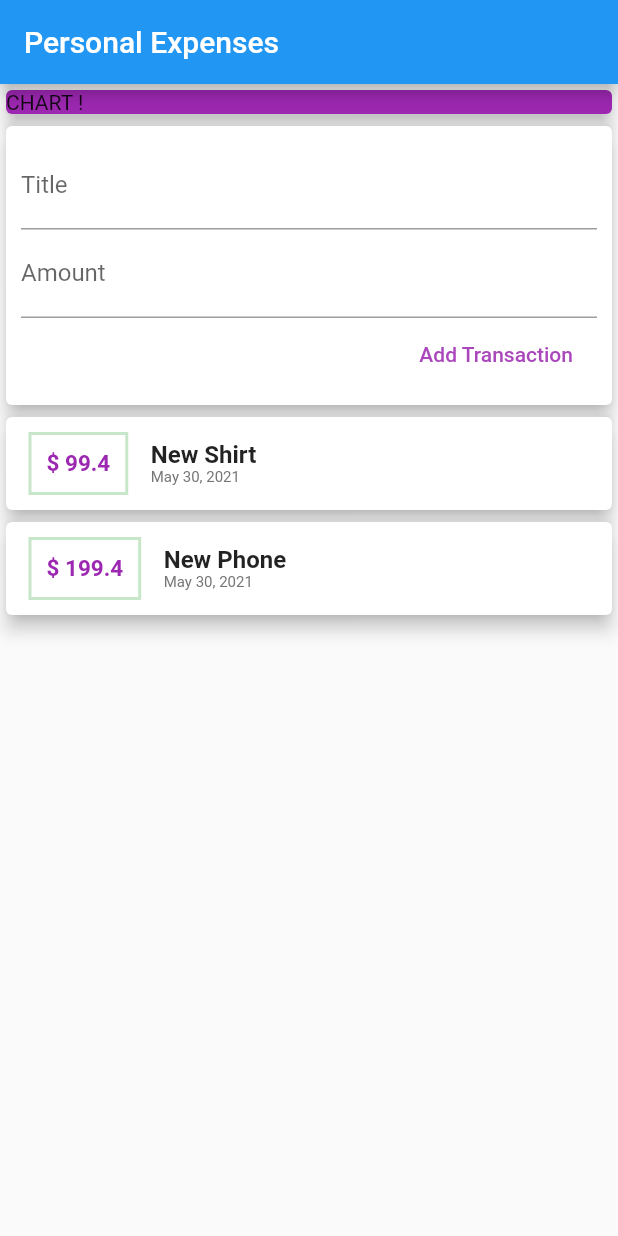
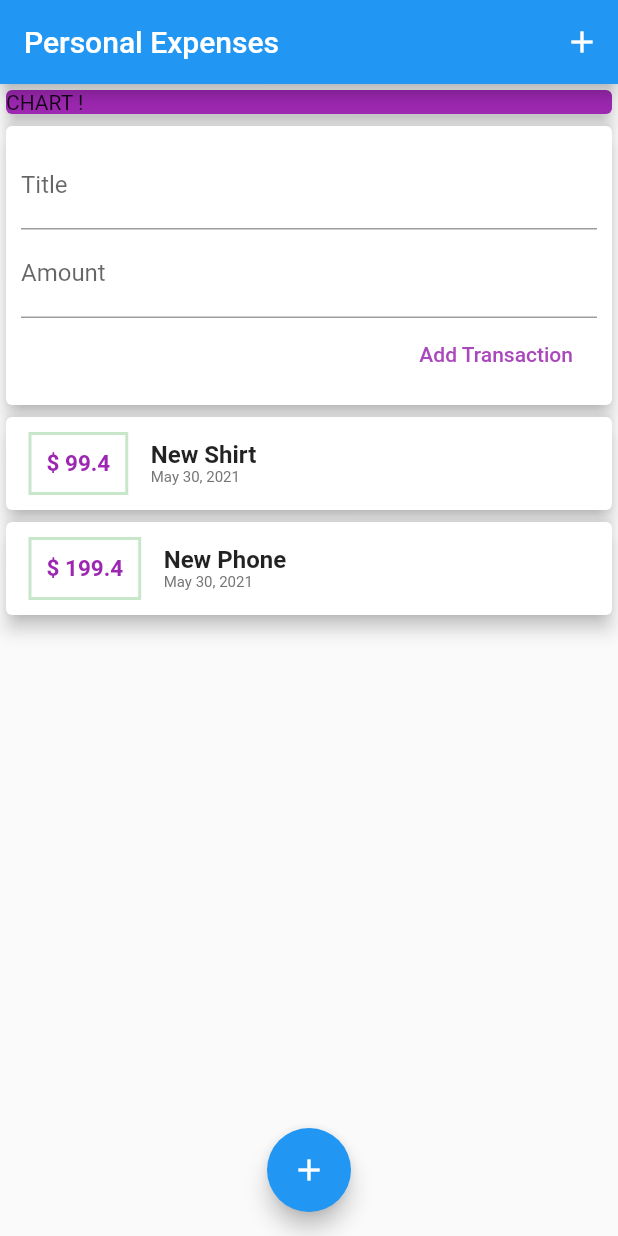
Before and after one commit to mahirAbdAlazimMokhtar/personal_expense, a Flutter app: the screen it shows after launch, on a phone screen of 412 x 824 dp. Run offline on Flutter 3.47's test engine with Material 2 defaults, Android fonts, the phone set to English and light mode, and no system bars.

Commit message:
add actions to appbar

```diff
--- a/lib/main.dart
+++ b/lib/main.dart
@@ -14,6 +14,13 @@ class MyApp extends StatelessWidget {
     return MaterialApp(
         home: Scaffold(
       appBar: AppBar(
+        actions: [
+          IconButton(
+              icon: Icon(
+                Icons.add,
+              ),
+              onPressed: () {})
+        ],
         title: Text('Personal Expenses'),
       ),
       body: SingleChildScrollView(
@@ -33,7 +40,13 @@ class MyApp extends StatelessWidget {
           ],
         ),
       ),
+      floatingActionButtonLocation: FloatingActionButtonLocation.centerFloat,
+      floatingActionButton: FloatingActionButton(
+        child: Icon(
+          Icons.add,
         ),
-    );
+        onPressed: () {},
+      ),
+    ));
   }
 }
```
Lines whose indentation alone changed are shown as unchanged.
